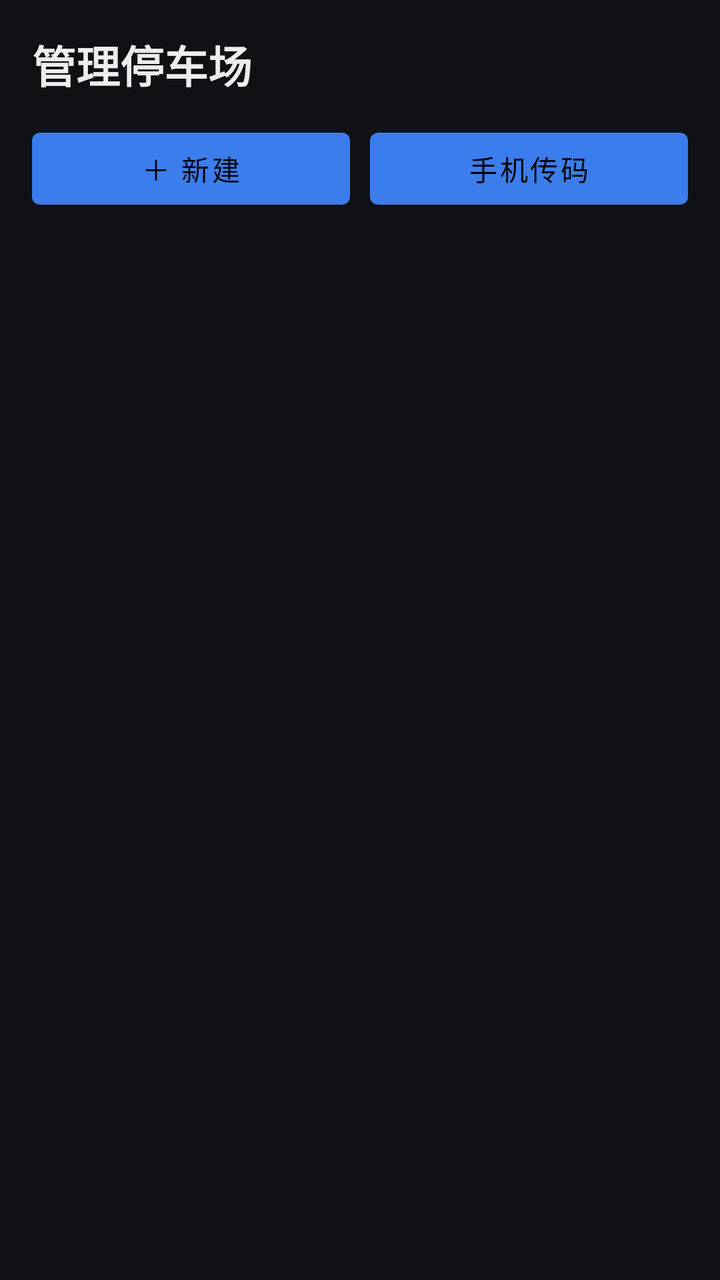
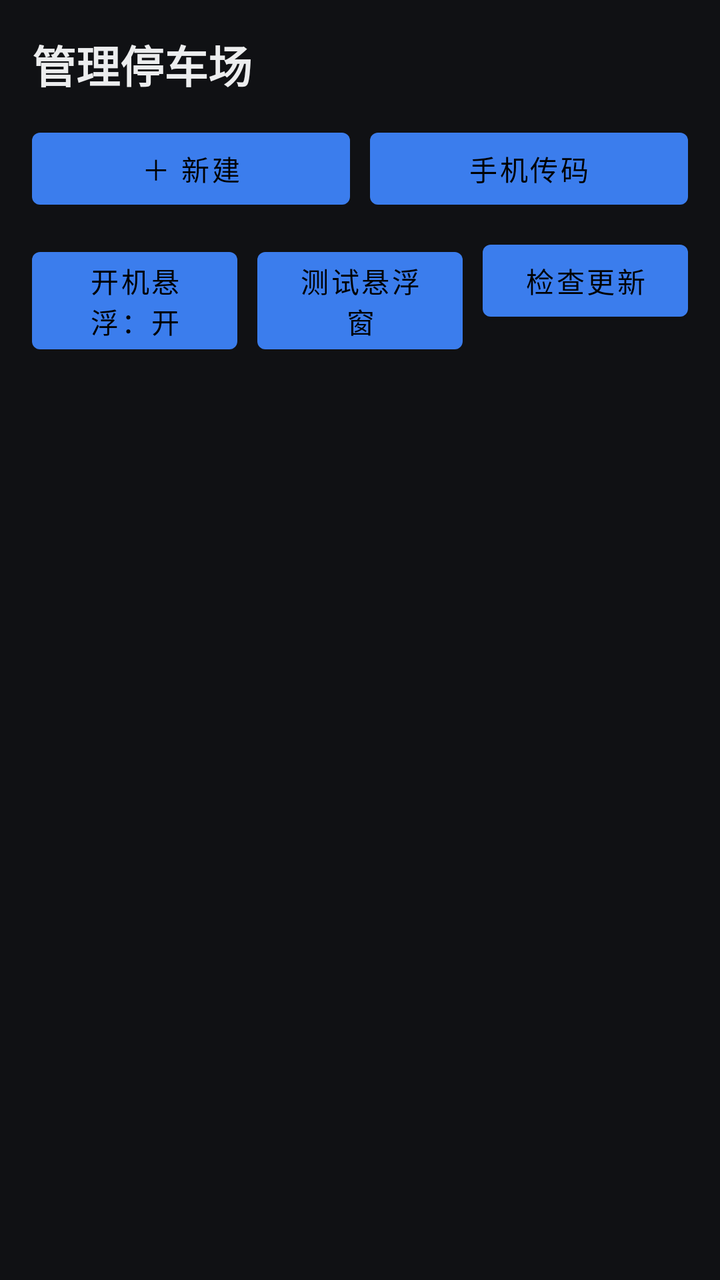

Compare the two renders of this Android layout. The source of the first and the diff that turns it into the second are given below.
<!-- AndroidManifest.xml: application theme Theme.ParkQR -->
<!-- res/layout/activity_manage.xml -->
<?xml version="1.0" encoding="utf-8"?>
<LinearLayout xmlns:android="http://schemas.android.com/apk/res/android"
    android:layout_width="match_parent"
    android:layout_height="match_parent"
    android:orientation="vertical"
    android:background="@color/bg"
    android:padding="16dp">

    <TextView
        android:layout_width="match_parent"
        android:layout_height="wrap_content"
        android:textColor="@color/text"
        android:textSize="22sp"
        android:textStyle="bold"
        android:text="管理停车场" />

    <LinearLayout
        android:layout_width="match_parent"
        android:layout_height="wrap_content"
        android:layout_marginTop="12dp"
        android:orientation="horizontal">

        <Button
            android:id="@+id/btnNew"
            android:layout_width="0dp"
            android:layout_height="wrap_content"
            android:layout_weight="1"
            android:text="＋ 新建" />

        <Space android:layout_width="10dp" android:layout_height="1dp" />

        <Button
            android:id="@+id/btnServer"
            android:layout_width="0dp"
            android:layout_height="wrap_content"
            android:layout_weight="1"
            android:text="手机传码" />
    </LinearLayout>

    <androidx.recyclerview.widget.RecyclerView
        android:id="@+id/list"
        android:layout_width="match_parent"
        android:layout_height="0dp"
        android:layout_weight="1"
        android:layout_marginTop="12dp"
        android:clipToPadding="false" />

    <TextView
        android:id="@+id/emptyHint"
        android:layout_width="match_parent"
        android:layout_height="wrap_content"
        android:layout_marginTop="24dp"
        android:gravity="center"
        android:textColor="@color/text_dim"
        android:visibility="gone"
        android:text="还没有停车场" />
</LinearLayout>
<!-- resources referenced by this layout -->
<resources>
  <color name="bg">#FF101114</color>
  <color name="text">#FFECEDEE</color>
  <color name="text_dim">#FF8A8F98</color>
  <style name="Theme.ParkQR" parent="Theme.MaterialComponents.NoActionBar">
          <item name="android:windowBackground">@color/bg</item>
          <item name="colorPrimary">@color/accent</item>
          <item name="colorAccent">@color/accent</item>
      </style>
  <color name="accent">#FF3B7DED</color>
</resources>

<!-- the commit's change to res/layout/activity_manage.xml (unified diff, before → after) -->
@@ -37,6 +37,38 @@
             android:text="手机传码" />
     </LinearLayout>
 
+    <LinearLayout
+        android:layout_width="match_parent"
+        android:layout_height="wrap_content"
+        android:layout_marginTop="8dp"
+        android:orientation="horizontal">
+
+        <Button
+            android:id="@+id/btnBootOverlay"
+            android:layout_width="0dp"
+            android:layout_height="wrap_content"
+            android:layout_weight="1"
+            android:text="开机悬浮：开" />
+
+        <Space android:layout_width="10dp" android:layout_height="1dp" />
+
+        <Button
+            android:id="@+id/btnTestOverlay"
+            android:layout_width="0dp"
+            android:layout_height="wrap_content"
+            android:layout_weight="1"
+            android:text="测试悬浮窗" />
+
+        <Space android:layout_width="10dp" android:layout_height="1dp" />
+
+        <Button
+            android:id="@+id/btnUpdate"
+            android:layout_width="0dp"
+            android:layout_height="wrap_content"
+            android:layout_weight="1"
+            android:text="检查更新" />
+    </LinearLayout>
+
     <androidx.recyclerview.widget.RecyclerView
         android:id="@+id/list"
         android:layout_width="match_parent"
